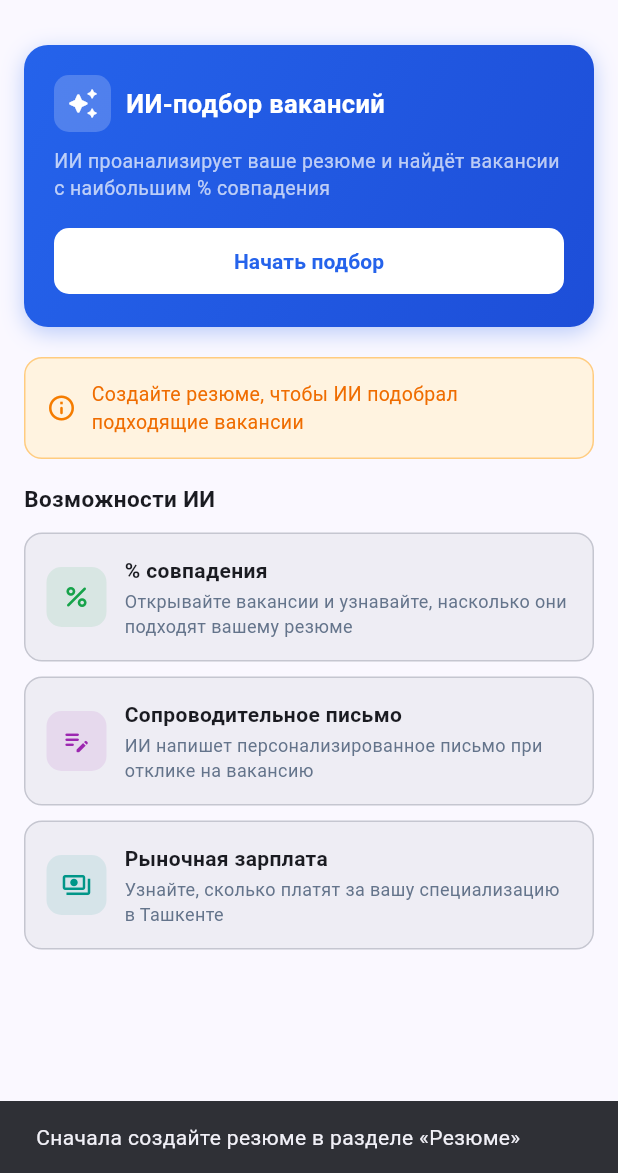
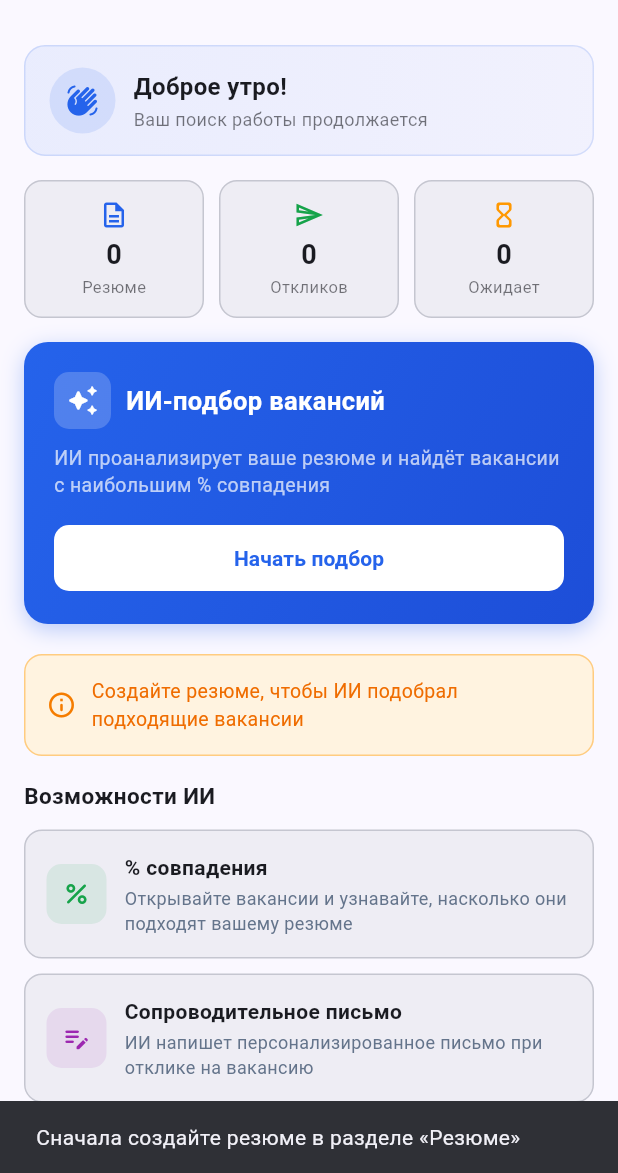
Before and after one commit to Dioniskas/ai-job-search-mobile, a Flutter app: the SeekerHomeScreen screen opened directly, after a tap on "Начать подбор", on a phone screen of 412 x 824 dp, the part 63-1236 px from its top. Run offline on Flutter 3.47's test engine with Material 3 defaults, Android fonts, the phone set to English and light mode, and no system bars; our stand-ins replace cached_network_image, file_picker, firebase_core, firebase_messaging, flutter_local_notifications, flutter_map and 8 more; missing offline and left inert: flutter_sound; accounts and stored records are empty.

Commit message:
feat(задача5): главный экран — приветствие по времени суток, статистика резюме/откликов

```diff
--- a/client/lib/screens/seeker/home_screen.dart
+++ b/client/lib/screens/seeker/home_screen.dart
@@ -19,6 +19,9 @@ class _SeekerHomeScreenState extends State<SeekerHomeScreen> {
   List<dynamic> _resumes = [];
   bool _initialized = false;
   int _unreadCount = 0;
+  int _applicationsCount = 0;
+  int _pendingCount = 0;
+  String _firstName = '';
 
   @override
   void didChangeDependencies() {
@@ -27,6 +30,8 @@ class _SeekerHomeScreenState extends State<SeekerHomeScreen> {
       _initialized = true;
       _loadResumes();
       _loadNotifications();
+      _loadApplicationStats();
+      _loadProfile();
     }
   }
 
@@ -37,6 +42,25 @@ class _SeekerHomeScreenState extends State<SeekerHomeScreen> {
     try {
       final list = await _auth.withAuth((t) => ApiService.getResumes(t));
       if (mounted) setState(() => _resumes = list);
+    } catch (_) {}
+  }
+
+  Future<void> _loadProfile() async {
+    try {
+      final data = await _auth.withAuth((t) => ApiService.getSeekerProfile(t));
+      if (mounted) setState(() => _firstName = data['firstName'] as String? ?? '');
+    } catch (_) {}
+  }
+
+  Future<void> _loadApplicationStats() async {
+    try {
+      final list = await _auth.withAuth((t) => ApiService.getSeekerApplications(t));
+      if (mounted) {
+        setState(() {
+          _applicationsCount = list.length;
+          _pendingCount = list.where((a) => a['status'] == 'PENDING').length;
+        });
+      }
     } catch (_) {}
   }
 
@@ -193,12 +217,45 @@ class _SeekerHomeScreenState extends State<SeekerHomeScreen> {
         onRefresh: () async {
           await _loadResumes();
           await _loadNotifications();
+          await _loadApplicationStats();
         },
         child: SingleChildScrollView(
           physics: const AlwaysScrollableScrollPhysics(),
           padding: const EdgeInsets.all(16),
           child:
               Column(crossAxisAlignment: CrossAxisAlignment.start, children: [
+            // ── Приветствие ─────────────────────────────────────────────────
+            _GreetingCard(firstName: _firstName, cs: cs),
+            const SizedBox(height: 16),
+
+            // ── Статистика ──────────────────────────────────────────────────
+            Row(children: [
+              Expanded(child: _StatChip(
+                icon: Icons.description_outlined,
+                label: 'Резюме',
+                value: '${_resumes.length}',
+                color: _blue,
+                cs: cs,
+              )),
+              const SizedBox(width: 10),
+              Expanded(child: _StatChip(
+                icon: Icons.send_outlined,
+                label: 'Откликов',
+                value: '$_applicationsCount',
+                color: const Color(0xFF16A34A),
+                cs: cs,
+              )),
+              const SizedBox(width: 10),
+              Expanded(child: _StatChip(
+                icon: Icons.hourglass_empty_rounded,
+                label: 'Ожидает',
+                value: '$_pendingCount',
+                color: Colors.orange,
+                cs: cs,
+              )),
+            ]),
+            const SizedBox(height: 16),
+
             // ── ИИ-подбор карточка ──────────────────────────────────────────
             Container(
               width: double.infinity,
@@ -437,6 +494,104 @@ class _SeekerHomeScreenState extends State<SeekerHomeScreen> {
   }
 }
 
+// ── Greeting Card ─────────────────────────────────────────────────────────────
+
+class _GreetingCard extends StatelessWidget {
+  const _GreetingCard({required this.firstName, required this.cs});
+  final String firstName;
+  final ColorScheme cs;
+
+  String get _greeting {
+    final h = DateTime.now().hour;
+    if (h < 12) return 'Доброе утро';
+    if (h < 18) return 'Добрый день';
+    return 'Добрый вечер';
+  }
+
+  @override
+  Widget build(BuildContext context) {
+    final name = firstName.isNotEmpty ? ', $firstName' : '';
+    return Container(
+      width: double.infinity,
+      padding: const EdgeInsets.symmetric(horizontal: 16, vertical: 14),
+      decoration: BoxDecoration(
+        gradient: LinearGradient(
+          colors: [
+            const Color(0xFF2563EB).withValues(alpha: 0.08),
+            const Color(0xFF1D4ED8).withValues(alpha: 0.04),
+          ],
+          begin: Alignment.centerLeft,
+          end: Alignment.centerRight,
+        ),
+        borderRadius: BorderRadius.circular(14),
+        border: Border.all(color: const Color(0xFF2563EB).withValues(alpha: 0.15)),
+      ),
+      child: Row(children: [
+        Container(
+          width: 44, height: 44,
+          decoration: BoxDecoration(
+            color: const Color(0xFF2563EB).withValues(alpha: 0.12),
+            shape: BoxShape.circle,
+          ),
+          child: const Icon(Icons.waving_hand_rounded,
+              color: Color(0xFF2563EB), size: 22),
+        ),
+        const SizedBox(width: 12),
+        Expanded(
+          child: Column(crossAxisAlignment: CrossAxisAlignment.start, children: [
+            Text('$_greeting$name!',
+                style: TextStyle(
+                    fontSize: 16,
+                    fontWeight: FontWeight.bold,
+                    color: cs.onSurface)),
+            const SizedBox(height: 2),
+            Text('Ваш поиск работы продолжается',
+                style: TextStyle(fontSize: 12, color: cs.onSurface.withValues(alpha: 0.6))),
+          ]),
+        ),
+      ]),
+    );
+  }
+}
+
+// ── Stat Chip ─────────────────────────────────────────────────────────────────
+
+class _StatChip extends StatelessWidget {
+  const _StatChip({
+    required this.icon,
+    required this.label,
+    required this.value,
+    required this.color,
+    required this.cs,
+  });
+  final IconData icon;
+  final String label;
+  final String value;
+  final Color color;
+  final ColorScheme cs;
+
+  @override
+  Widget build(BuildContext context) {
+    return Container(
+      padding: const EdgeInsets.symmetric(vertical: 12, horizontal: 10),
+      decoration: BoxDecoration(
+        color: cs.surfaceContainer,
+        borderRadius: BorderRadius.circular(12),
+        border: Border.all(color: cs.outlineVariant),
+      ),
+      child: Column(children: [
+        Icon(icon, color: color, size: 20),
+        const SizedBox(height: 4),
+        Text(value,
+            style: TextStyle(
+                fontSize: 18, fontWeight: FontWeight.bold, color: cs.onSurface)),
+        Text(label,
+            style: TextStyle(fontSize: 11, color: cs.onSurface.withValues(alpha: 0.6))),
+      ]),
+    );
+  }
+}
+
 // ── Notifications Bottom Sheet ─────────────────────────────────────────────────
 
 class _NotificationsSheet extends StatefulWidget {
```
